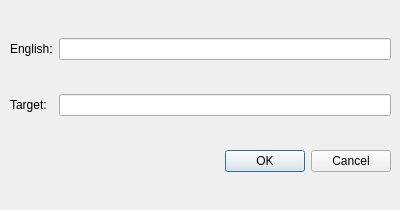
Qt form src/glossary/termdialog.ui (KDE/lokalize) before a commit.
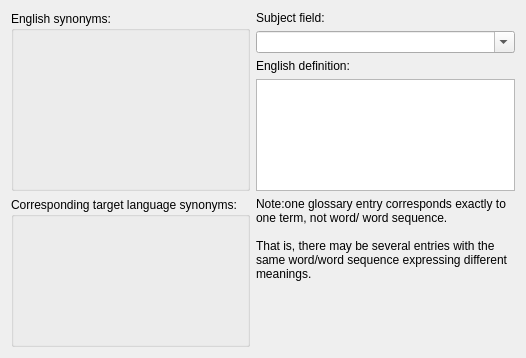
The same form after that commit. Custom widgets are drawn as their Qt base class.

Commit message:
WebQuery view. See example script that works with google-translate and project file for it in l10n-kde4/ru directory (will commit them+terms.tbx a bit later today; open any file from ru/ dir and the project with scripts and glossary will be loaded automatically) TODO: autoquery, prefetching, caching (currently uses kio's cache)
Extend TBX format support, allow editing of existing entries

add google to Thanks to section of about box

also see http://techbase.kde.org/Projects/Summer_of_Code/2007/Projects/KAider/Introduction

Diff of the .ui file:
```diff
--- a/src/glossary/termdialog.ui
+++ b/src/glossary/termdialog.ui
@@ -1,60 +1,104 @@
 <ui version="4.0" >
  <class>TermDialog</class>
- <widget class="QDialog" name="TermDialog" >
+ <widget class="QWidget" name="TermDialog" >
   <property name="geometry" >
    <rect>
     <x>0</x>
     <y>0</y>
-    <width>400</width>
-    <height>210</height>
+    <width>526</width>
+    <height>358</height>
    </rect>
   </property>
-  <property name="windowTitle" >
-   <string>New term entry</string>
-  </property>
-  <widget class="QWidget" name="gridLayout" >
-   <property name="geometry" >
-    <rect>
-     <x>10</x>
-     <y>10</y>
-     <width>381</width>
-     <height>191</height>
-    </rect>
-   </property>
-   <layout class="QGridLayout" >
-    <item row="0" column="1" >
-     <widget class="QLineEdit" name="english" />
-    </item>
-    <item row="1" column="1" >
-     <widget class="QLineEdit" name="target" />
-    </item>
-    <item row="0" column="0" >
-     <widget class="QLabel" name="label" >
-      <property name="text" >
-       <string>English:</string>
-      </property>
-     </widget>
-    </item>
-    <item row="1" column="0" >
-     <widget class="QLabel" name="label_2" >
-      <property name="text" >
-       <string>Target:</string>
-      </property>
-     </widget>
-    </item>
-    <item row="2" column="1" >
-     <widget class="QDialogButtonBox" name="buttonBox" >
-      <property name="orientation" >
-       <enum>Qt::Horizontal</enum>
-      </property>
-      <property name="standardButtons" >
-       <set>QDialogButtonBox::Cancel|QDialogButtonBox::NoButton|QDialogButtonBox::Ok</set>
-      </property>
-     </widget>
-    </item>
-   </layout>
-  </widget>
+  <layout class="QHBoxLayout" >
+   <item>
+    <layout class="QGridLayout" >
+     <item row="1" column="0" >
+      <widget class="KEditListBox" name="target" >
+       <property name="minimumSize" >
+        <size>
+         <width>0</width>
+         <height>150</height>
+        </size>
+       </property>
+       <property name="title" >
+        <string>Corresponding target language synonyms:</string>
+       </property>
+       <property name="flat" >
+        <bool>true</bool>
+       </property>
+      </widget>
+     </item>
+     <item row="0" column="0" >
+      <widget class="KEditListBox" name="english" >
+       <property name="minimumSize" >
+        <size>
+         <width>0</width>
+         <height>150</height>
+        </size>
+       </property>
+       <property name="title" >
+        <string>English synonyms:</string>
+       </property>
+       <property name="flat" >
+        <bool>true</bool>
+       </property>
+      </widget>
+     </item>
+     <item row="0" column="1" >
+      <layout class="QGridLayout" >
+       <item row="3" column="1" >
+        <widget class="QTextEdit" name="definition" />
+       </item>
+       <item row="1" column="1" >
+        <widget class="QComboBox" name="subjectField" >
+         <property name="editable" >
+          <bool>true</bool>
+         </property>
+        </widget>
+       </item>
+       <item row="2" column="1" >
+        <widget class="QLabel" name="label_2" >
+         <property name="text" >
+          <string>English definition:</string>
+         </property>
+        </widget>
+       </item>
+       <item row="0" column="1" >
+        <widget class="QLabel" name="label_3" >
+         <property name="text" >
+          <string>Subject field:</string>
+         </property>
+        </widget>
+       </item>
+      </layout>
+     </item>
+     <item row="1" column="1" >
+      <widget class="QLabel" name="label" >
+       <property name="text" >
+        <string>Note:one glossary entry corresponds exactly to one term, not word/ word sequence.
+
+That is, there may be several entries with the same word/word sequence expressing different meanings.</string>
+       </property>
+       <property name="alignment" >
+        <set>Qt::AlignLeading|Qt::AlignLeft|Qt::AlignTop</set>
+       </property>
+       <property name="wordWrap" >
+        <bool>true</bool>
+       </property>
+      </widget>
+     </item>
+    </layout>
+   </item>
+  </layout>
  </widget>
+ <customwidgets>
+  <customwidget>
+   <class>KEditListBox</class>
+   <extends>QGroupBox</extends>
+   <header location="global" >keditlistbox.h</header>
+   <container>1</container>
+  </customwidget>
+ </customwidgets>
  <resources/>
  <connections>
   <connection>
```
Left out of the diff: 35 changed lines with no effect on the pictures. The commit also changes 47 other files.
